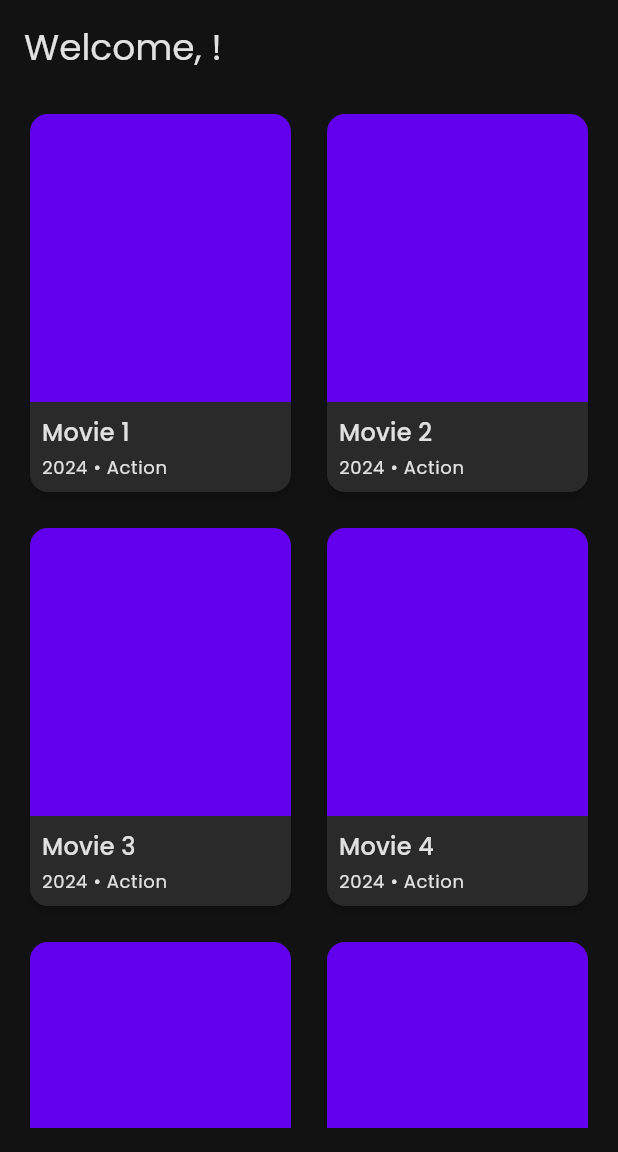
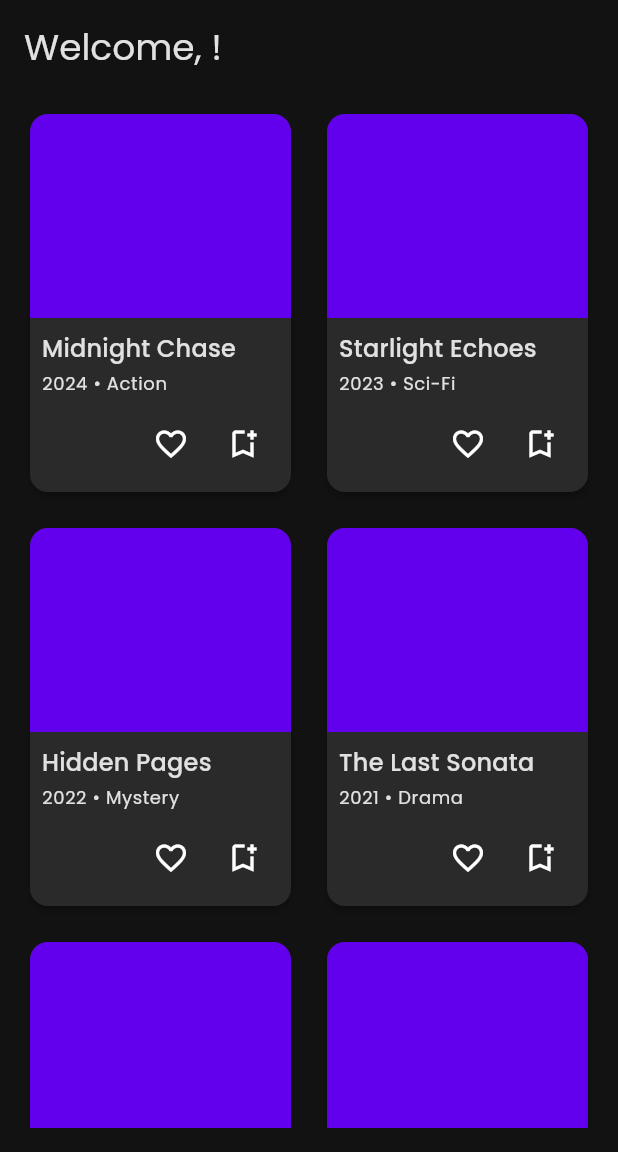
Before and after one commit to goleaf/allmoviesmobile, a Flutter app: the HomeScreen screen opened directly, on a phone screen of 412 x 824 dp, the part 84-1236 px from its top. Run offline on Flutter 3.47's test engine with Material 3 defaults, Android fonts, the phone set to English and light mode, and no system bars; our stand-ins replace email_validator, google_fonts, shared_preferences; accounts and stored records are empty.

Commit message:
Add persistent favorites, watchlist, and navigation screens

```diff
--- /dev/null
+++ b/lib/data/models/movie_model.dart
@@ -0,0 +1,15 @@
+class MovieModel {
+  final String id;
+  final String title;
+  final String genre;
+  final int year;
+  final String description;
+
+  const MovieModel({
+    required this.id,
+    required this.title,
+    required this.genre,
+    required this.year,
+    required this.description,
+  });
+}
--- a/lib/data/models/user_model.dart
+++ b/lib/data/models/user_model.dart
@@ -5,13 +5,18 @@ class UserModel {
   final String email;
   final String fullName;
   final String password;
+  final List<String> favorites;
+  final List<String> watchlist;
 
   UserModel({
     required this.id,
     required this.email,
     required this.fullName,
     required this.password,
-  });
+    List<String>? favorites,
+    List<String>? watchlist,
+  })  : favorites = List.unmodifiable(favorites ?? const []),
+        watchlist = List.unmodifiable(watchlist ?? const []);
 
   Map<String, dynamic> toMap() {
     return {
@@ -19,6 +24,8 @@ class UserModel {
       'email': email,
       'fullName': fullName,
       'password': password,
+      'favorites': favorites,
+      'watchlist': watchlist,
     };
   }
 
@@ -28,6 +35,14 @@ class UserModel {
       email: map['email'] ?? '',
       fullName: map['fullName'] ?? '',
       password: map['password'] ?? '',
+      favorites: (map['favorites'] as List<dynamic>?)
+              ?.map((item) => item.toString())
+              .toList() ??
+          const [],
+      watchlist: (map['watchlist'] as List<dynamic>?)
+              ?.map((item) => item.toString())
+              .toList() ??
+          const [],
     );
   }
 
@@ -41,12 +56,16 @@ class UserModel {
     String? email,
     String? fullName,
     String? password,
+    List<String>? favorites,
+    List<String>? watchlist,
   }) {
     return UserModel(
       id: id ?? this.id,
       email: email ?? this.email,
       fullName: fullName ?? this.fullName,
       password: password ?? this.password,
+      favorites: favorites ?? this.favorites,
+      watchlist: watchlist ?? this.watchlist,
     );
   }
 }
--- /dev/null
+++ b/lib/data/repositories/mock_movie_repository.dart
@@ -0,0 +1,107 @@
+import '../models/movie_model.dart';
+
+class MockMovieRepository {
+  MockMovieRepository._();
+
+  static final List<MovieModel> _movies = List.unmodifiable([
+    const MovieModel(
+      id: 'movie_1',
+      title: 'Midnight Chase',
+      genre: 'Action',
+      year: 2024,
+      description:
+          'A relentless detective uncovers a conspiracy after a high-speed pursuit goes wrong.',
+    ),
+    const MovieModel(
+      id: 'movie_2',
+      title: 'Starlight Echoes',
+      genre: 'Sci-Fi',
+      year: 2023,
+      description:
+          'An astronaut stranded on a distant moon must communicate with Earth through ancient ruins.',
+    ),
+    const MovieModel(
+      id: 'movie_3',
+      title: 'Hidden Pages',
+      genre: 'Mystery',
+      year: 2022,
+      description:
+          'A librarian discovers a lost journal that reveals the secrets of her quiet town.',
+    ),
+    const MovieModel(
+      id: 'movie_4',
+      title: 'The Last Sonata',
+      genre: 'Drama',
+      year: 2021,
+      description:
+          'A reclusive pianist returns to the stage to honor a promise made decades ago.',
+    ),
+    const MovieModel(
+      id: 'movie_5',
+      title: 'Crimson Shore',
+      genre: 'Thriller',
+      year: 2020,
+      description:
+          'Vacationers on a remote island uncover a smuggling operation beneath the waves.',
+    ),
+    const MovieModel(
+      id: 'movie_6',
+      title: 'Sketches of Tomorrow',
+      genre: 'Animation',
+      year: 2019,
+      description:
+          'An aspiring inventor brings her drawings to life and learns to control her creations.',
+    ),
+    const MovieModel(
+      id: 'movie_7',
+      title: 'Winds of Aster',
+      genre: 'Fantasy',
+      year: 2018,
+      description:
+          'A young shepherd discovers he can command the weather to protect his homeland.',
+    ),
+    const MovieModel(
+      id: 'movie_8',
+      title: 'Neon Bites',
+      genre: 'Horror',
+      year: 2017,
+      description:
+          'Late-night food critics discover a secret ingredient that turns patrons into predators.',
+    ),
+    const MovieModel(
+      id: 'movie_9',
+      title: 'Parallel Lines',
+      genre: 'Romance',
+      year: 2016,
+      description:
+          'Two architects competing for the same contract must collaborate to succeed.',
+    ),
+    const MovieModel(
+      id: 'movie_10',
+      title: 'Echoes in Clay',
+      genre: 'Documentary',
+      year: 2015,
+      description:
+          'Archaeologists unearth a civilization that mastered sound-based communication.',
+    ),
+  ]);
+
+  static final Map<String, MovieModel> _moviesById = {
+    for (final movie in _movies) movie.id: movie,
+  };
+
+  static List<MovieModel> getMovies() => _movies;
+
+  static MovieModel? getById(String id) => _moviesById[id];
+
+  static List<MovieModel> getByIds(Iterable<String> ids) {
+    final result = <MovieModel>[];
+    for (final id in ids) {
+      final movie = _moviesById[id];
+      if (movie != null) {
+        result.add(movie);
+      }
+    }
+    return result;
+  }
+}
--- a/lib/presentation/screens/home/home_screen.dart
+++ b/lib/presentation/screens/home/home_screen.dart
@@ -1,6 +1,8 @@
 import 'package:flutter/material.dart';
 import 'package:provider/provider.dart';
 import '../../../core/constants/app_strings.dart';
+import '../../../data/models/movie_model.dart';
+import '../../../data/repositories/mock_movie_repository.dart';
 import '../../../providers/auth_provider.dart';
 import '../../widgets/app_drawer.dart';
 
@@ -13,22 +15,14 @@ class HomeScreen extends StatefulWidget {
 
 class _HomeScreenState extends State<HomeScreen> {
   final _searchController = TextEditingController();
-  static const int _movieCount = 10;
-  late final List<String> _movieTitles;
-  late final List<String> _normalizedMovieTitles;
-  late final List<int> _allMovieIndices;
-  late List<int> _visibleMovieIndices;
+  late final List<MovieModel> _movies;
+  late List<MovieModel> _visibleMovies;
 
   @override
   void initState() {
     super.initState();
-    _movieTitles = List<String>.generate(_movieCount, (index) => 'Movie ${index + 1}');
-    _normalizedMovieTitles = List<String>.generate(
-      _movieCount,
-      (index) => _movieTitles[index].toLowerCase(),
-    );
-    _allMovieIndices = List<int>.generate(_movieCount, (index) => index);
-    _visibleMovieIndices = _allMovieIndices;
+    _movies = MockMovieRepository.getMovies();
+    _visibleMovies = _movies;
   }
 
   @override
@@ -73,24 +67,14 @@ class _HomeScreenState extends State<HomeScreen> {
                 ),
                 onChanged: (value) {
                   final query = value.trim().toLowerCase();
-                  if (query.isEmpty) {
-                    if (!identical(_visibleMovieIndices, _allMovieIndices)) {
-                      setState(() {
-                        _visibleMovieIndices = _allMovieIndices;
-                      });
+                  setState(() {
+                    if (query.isEmpty) {
+                      _visibleMovies = _movies;
+                    } else {
+                      _visibleMovies = _movies
+                          .where((movie) => movie.title.toLowerCase().contains(query))
+                          .toList();
                     }
-                    return;
-                  }
-
-                  final matches = <int>[];
-                  for (var i = 0; i < _normalizedMovieTitles.length; i++) {
-                    if (_normalizedMovieTitles[i].contains(query)) {
-                      matches.add(i);
-                    }
-                  }
-
-                  setState(() {
-                    _visibleMovieIndices = matches;
                   });
                 },
               ),
@@ -118,10 +102,10 @@ class _HomeScreenState extends State<HomeScreen> {
                   crossAxisSpacing: 16,
                   mainAxisSpacing: 16,
                 ),
-                itemCount: _visibleMovieIndices.length,
+                itemCount: _visibleMovies.length,
                 itemBuilder: (context, index) {
-                  final movieIndex = _visibleMovieIndices[index];
-                  return _MovieCard(index: movieIndex);
+                  final movie = _visibleMovies[index];
+                  return _MovieCard(movie: movie);
                 },
               ),
             ),
@@ -133,12 +117,13 @@ class _HomeScreenState extends State<HomeScreen> {
 }
 
 class _MovieCard extends StatelessWidget {
-  final int index;
+  final MovieModel movie;
 
-  const _MovieCard({required this.index});
+  const _MovieCard({required this.movie});
 
   @override
   Widget build(BuildContext context) {
+    final theme = Theme.of(context);
     return Card(
       clipBehavior: Clip.antiAlias,
       child: Column(
@@ -147,11 +132,11 @@ class _MovieCard extends StatelessWidget {
           Expanded(
             child: Container(
               width: double.infinity,
-              color: Theme.of(context).colorScheme.primaryContainer,
+              color: theme.colorScheme.primaryContainer,
               child: Icon(
                 Icons.movie_outlined,
                 size: 64,
-                color: Theme.of(context).colorScheme.primary,
+                color: theme.colorScheme.primary,
               ),
             ),
           ),
@@ -161,15 +146,61 @@ class _MovieCard extends StatelessWidget {
               crossAxisAlignment: CrossAxisAlignment.start,
               children: [
                 Text(
-                  'Movie ${index + 1}',
+                  movie.title,
                   style: Theme.of(context).textTheme.titleMedium,
                   maxLines: 1,
                   overflow: TextOverflow.ellipsis,
                 ),
                 const SizedBox(height: 4),
                 Text(
-                  '2024 • Action',
+                  '${movie.year} • ${movie.genre}',
                   style: Theme.of(context).textTheme.bodySmall,
+                ),
+                const SizedBox(height: 8),
+                Row(
+                  mainAxisAlignment: MainAxisAlignment.end,
+                  children: [
+                    Consumer<AuthProvider>(
+                      builder: (context, authProvider, _) {
+                        final isFavorite = authProvider.isFavorite(movie.id);
+                        return IconButton(
+                          icon: Icon(
+                            isFavorite ? Icons.favorite : Icons.favorite_border,
+                            color: isFavorite
+                                ? theme.colorScheme.primary
+                                : theme.iconTheme.color,
+                          ),
+                          tooltip: isFavorite
+                              ? 'Remove from favorites'
+                              : 'Add to favorites',
+                          onPressed: () {
+                            authProvider.toggleFavorite(movie.id);
+                          },
+                        );
+                      },
+                    ),
+                    Consumer<AuthProvider>(
+                      builder: (context, authProvider, _) {
+                        final isInWatchlist = authProvider.isInWatchlist(movie.id);
+                        return IconButton(
+                          icon: Icon(
+                            isInWatchlist
+                                ? Icons.bookmark
+                                : Icons.bookmark_add_outlined,
+                            color: isInWatchlist
+                                ? theme.colorScheme.secondary
+                                : theme.iconTheme.color,
+                          ),
+                          tooltip: isInWatchlist
+                              ? 'Remove from watchlist'
+                              : 'Add to watchlist',
+                          onPressed: () {
+                            authProvider.toggleWatchlist(movie.id);
+                          },
+                        );
+                      },
+                    ),
+                  ],
                 ),
               ],
             ),
```
Also changed, not shown: lib/data/services/local_storage_service.dart (+30 -0 lines), lib/presentation/screens/collections/favorites_screen.dart (added, +109 -0 lines), lib/presentation/screens/collections/watchlist_screen.dart (added, +97 -0 lines), lib/presentation/screens/settings/settings_screen.dart (added, +101 -0 lines), lib/presentation/widgets/app_drawer.dart (+23 -4 lines), lib/providers/auth_provider.dart (+48 -0 lines), 3 other files.
